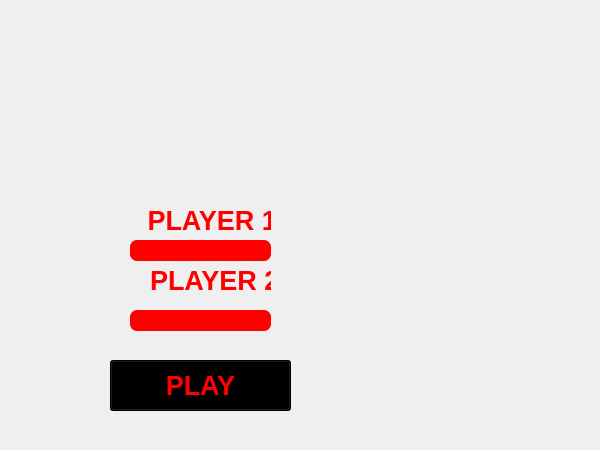
Old version of the form mainwindow.ui in the repository JavsRecTc02/Proyecto1-DatosII-Target-Oh.
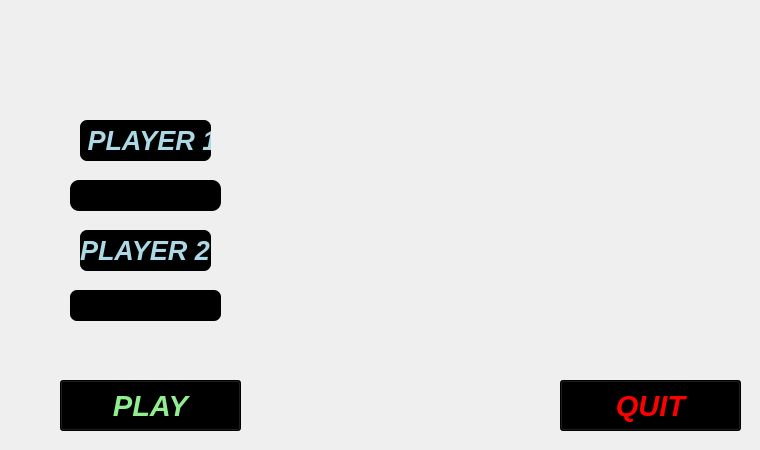
New version of the form. Icons and pictures are not drawn.

The edit to the form file:
```diff
--- a/mainwindow.ui
+++ b/mainwindow.ui
@@ -6,7 +6,7 @@
    <rect>
     <x>0</x>
     <y>0</y>
-    <width>600</width>
+    <width>760</width>
     <height>450</height>
    </rect>
   </property>
@@ -26,30 +26,43 @@
 }
 
 #label2{
-color:red;
+color: lightblue;
+qproperty-alignment: AlignCenter;
+background: black;
+border: 9px red;
+border-radius: 7px
 }
 
 #label3{
-color:red;
+color: lightblue;
+qproperty-alignment: AlignCenter;
+background: black;
+border: 9px red;
+border-radius: 7px
 }
 
 #play{
 background: black;
+color:lightgreen;
+}
+
+#quit{
+background: black;
 color:red;
 }
 
 #nick1{
-color: black;
+color: white;
 qproperty-alignment: AlignCenter;
-background: red;
-border: 9px red;
-border-radius: 7px
+background: black;
+border: 12px red;
+border-radius: 9px
 }
 
 #nick2{
-color: black;
+color: white;
 qproperty-alignment: AlignCenter;
-background: red;
+background: black;
 border: 9px red;
 border-radius: 7px
 }</string>
@@ -58,15 +71,16 @@
    <widget class="QPushButton" name="play">
     <property name="geometry">
      <rect>
-      <x>110</x>
-      <y>360</y>
+      <x>60</x>
+      <y>380</y>
       <width>181</width>
       <height>51</height>
      </rect>
     </property>
     <property name="font">
      <font>
-      <pointsize>20</pointsize>
+      <pointsize>22</pointsize>
+      <italic>true</italic>
       <bold>true</bold>
       <strikeout>false</strikeout>
      </font>
@@ -78,16 +92,16 @@
    <widget class="QLineEdit" name="nick1">
     <property name="geometry">
      <rect>
-      <x>130</x>
-      <y>240</y>
-      <width>141</width>
-      <height>21</height>
+      <x>70</x>
+      <y>180</y>
+      <width>151</width>
+      <height>31</height>
      </rect>
     </property>
     <property name="font">
      <font>
-      <pointsize>18</pointsize>
-      <italic>false</italic>
+      <pointsize>16</pointsize>
+      <italic>true</italic>
       <bold>true</bold>
      </font>
     </property>
@@ -98,8 +112,8 @@
    <widget class="QLabel" name="label2">
     <property name="geometry">
      <rect>
-      <x>140</x>
-      <y>200</y>
+      <x>80</x>
+      <y>120</y>
       <width>131</width>
       <height>41</height>
      </rect>
@@ -107,6 +121,7 @@
     <property name="font">
      <font>
       <pointsize>20</pointsize>
+      <italic>true</italic>
       <bold>true</bold>
      </font>
     </property>
@@ -117,15 +132,16 @@
    <widget class="QLabel" name="label3">
     <property name="geometry">
      <rect>
-      <x>150</x>
-      <y>260</y>
-      <width>121</width>
+      <x>80</x>
+      <y>230</y>
+      <width>131</width>
       <height>41</height>
      </rect>
     </property>
     <property name="font">
      <font>
       <pointsize>20</pointsize>
+      <italic>true</italic>
       <bold>true</bold>
      </font>
     </property>
@@ -136,16 +152,16 @@
    <widget class="QLineEdit" name="nick2">
     <property name="geometry">
      <rect>
-      <x>130</x>
-      <y>310</y>
-      <width>141</width>
-      <height>21</height>
+      <x>70</x>
+      <y>290</y>
+      <width>151</width>
+      <height>31</height>
      </rect>
     </property>
     <property name="font">
      <font>
-      <pointsize>18</pointsize>
-      <italic>false</italic>
+      <pointsize>16</pointsize>
+      <italic>true</italic>
       <bold>true</bold>
      </font>
     </property>
@@ -153,6 +169,27 @@
      <string/>
     </property>
    </widget>
+   <widget class="QPushButton" name="quit">
+    <property name="geometry">
+     <rect>
+      <x>560</x>
+      <y>380</y>
+      <width>181</width>
+      <height>51</height>
+     </rect>
+    </property>
+    <property name="font">
+     <font>
+      <pointsize>22</pointsize>
+      <italic>true</italic>
+      <bold>true</bold>
+      <strikeout>false</strikeout>
+     </font>
+    </property>
+    <property name="text">
+     <string>QUIT</string>
+    </property>
+   </widget>
   </widget>
  </widget>
  <resources/>
```
Left out of the diff: 2 changed lines with no effect on the pictures.
